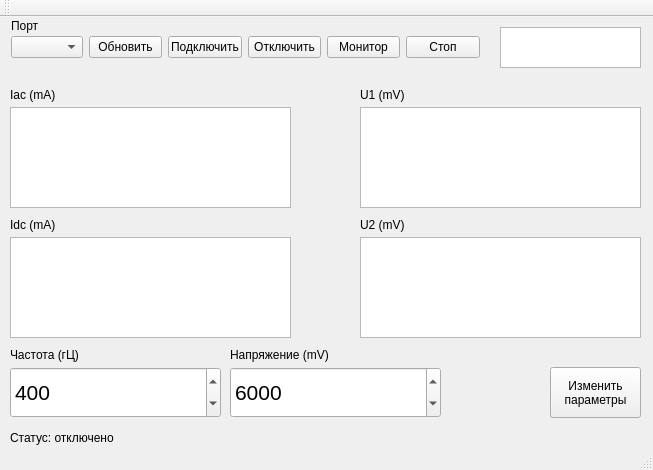
Before: the Qt Designer form AFE_VS_test/Monitoring.ui in Dimanter/AFE_VS_test, drawn with Qt 5.
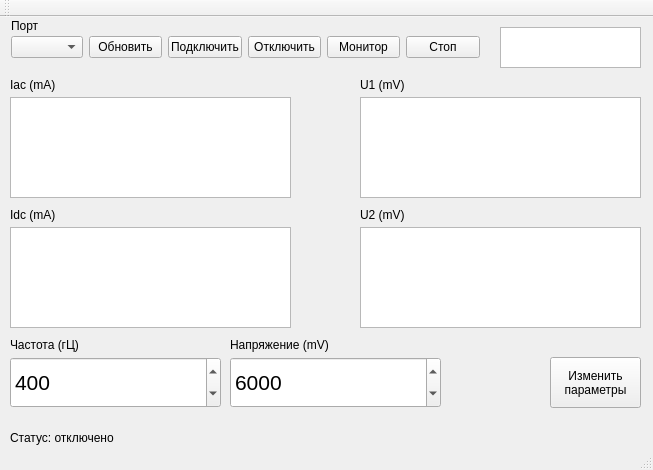
After: the same form once the commit is applied.

Diff of the .ui file:
```diff
--- a/AFE_VS_test/Monitoring.ui
+++ b/AFE_VS_test/Monitoring.ui
@@ -49,7 +49,7 @@
     <property name="geometry">
      <rect>
       <x>10</x>
-      <y>220</y>
+      <y>210</y>
       <width>281</width>
       <height>101</height>
      </rect>
@@ -67,7 +67,7 @@
     <property name="geometry">
      <rect>
       <x>10</x>
-      <y>200</y>
+      <y>190</y>
       <width>49</width>
       <height>16</height>
      </rect>
@@ -80,7 +80,7 @@
     <property name="geometry">
      <rect>
       <x>360</x>
-      <y>90</y>
+      <y>80</y>
       <width>281</width>
       <height>101</height>
      </rect>
@@ -98,7 +98,7 @@
     <property name="geometry">
      <rect>
       <x>360</x>
-      <y>220</y>
+      <y>210</y>
       <width>281</width>
       <height>101</height>
      </rect>
@@ -116,7 +116,7 @@
     <property name="geometry">
      <rect>
       <x>360</x>
-      <y>70</y>
+      <y>60</y>
       <width>49</width>
       <height>16</height>
      </rect>
@@ -129,7 +129,7 @@
     <property name="geometry">
      <rect>
       <x>360</x>
-      <y>200</y>
+      <y>190</y>
       <width>49</width>
       <height>16</height>
      </rect>
@@ -232,7 +232,7 @@
     <property name="geometry">
      <rect>
       <x>10</x>
-      <y>70</y>
+      <y>60</y>
       <width>71</width>
       <height>16</height>
      </rect>
@@ -245,7 +245,7 @@
     <property name="geometry">
      <rect>
       <x>10</x>
-      <y>90</y>
+      <y>80</y>
       <width>281</width>
       <height>101</height>
      </rect>
@@ -263,7 +263,7 @@
     <property name="geometry">
      <rect>
       <x>550</x>
-      <y>350</y>
+      <y>340</y>
       <width>91</width>
       <height>51</height>
      </rect>
@@ -277,7 +277,7 @@
     <property name="geometry">
      <rect>
       <x>10</x>
-      <y>330</y>
+      <y>320</y>
       <width>81</width>
       <height>16</height>
      </rect>
@@ -290,7 +290,7 @@
     <property name="geometry">
      <rect>
       <x>230</x>
-      <y>330</y>
+      <y>320</y>
       <width>111</width>
       <height>16</height>
      </rect>
@@ -303,7 +303,7 @@
     <property name="geometry">
      <rect>
       <x>10</x>
-      <y>350</y>
+      <y>340</y>
       <width>211</width>
       <height>51</height>
      </rect>
@@ -324,7 +324,7 @@
     <property name="geometry">
      <rect>
       <x>230</x>
-      <y>350</y>
+      <y>340</y>
       <width>211</width>
       <height>51</height>
      </rect>
```
Left out of the diff: 48 changed lines with no effect on the pictures.
